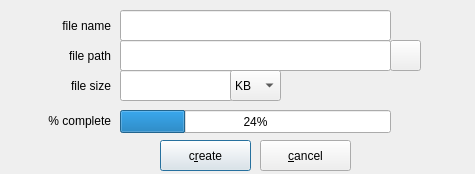
Old version of the form zuluCrypt-gui/createfile.ui in the repository mhogomchungu/zuluCrypt.
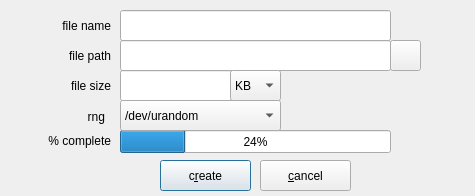
New version of the form.

Commit message: in the encrypted file creation UI, allow a user to select what source device to use for data

```diff
--- a/zuluCrypt-gui/createfile.ui
+++ b/zuluCrypt-gui/createfile.ui
@@ -7,7 +7,7 @@
     <x>0</x>
     <y>0</y>
     <width>475</width>
-    <height>174</height>
+    <height>196</height>
    </rect>
   </property>
   <property name="windowTitle">
@@ -95,7 +95,7 @@
    <property name="geometry">
     <rect>
      <x>120</x>
-     <y>110</y>
+     <y>130</y>
      <width>271</width>
      <height>23</height>
     </rect>
@@ -124,7 +124,7 @@
    <property name="geometry">
     <rect>
      <x>260</x>
-     <y>140</y>
+     <y>160</y>
      <width>91</width>
      <height>31</height>
     </rect>
@@ -143,7 +143,7 @@
    <property name="geometry">
     <rect>
      <x>10</x>
-     <y>110</y>
+     <y>130</y>
      <width>101</width>
      <height>21</height>
     </rect>
@@ -159,7 +159,7 @@
    <property name="geometry">
     <rect>
      <x>160</x>
-     <y>140</y>
+     <y>160</y>
      <width>91</width>
      <height>31</height>
     </rect>
@@ -202,6 +202,47 @@
     </property>
    </item>
   </widget>
+  <widget class="QComboBox" name="comboBoxRNG">
+   <property name="geometry">
+    <rect>
+     <x>120</x>
+     <y>100</y>
+     <width>161</width>
+     <height>31</height>
+    </rect>
+   </property>
+   <item>
+    <property name="text">
+     <string>/dev/urandom</string>
+    </property>
+   </item>
+   <item>
+    <property name="text">
+     <string>/dev/zero</string>
+    </property>
+   </item>
+   <item>
+    <property name="text">
+     <string>/dev/random</string>
+    </property>
+   </item>
+  </widget>
+  <widget class="QLabel" name="label_5">
+   <property name="geometry">
+    <rect>
+     <x>50</x>
+     <y>110</y>
+     <width>55</width>
+     <height>14</height>
+    </rect>
+   </property>
+   <property name="text">
+    <string>rng</string>
+   </property>
+   <property name="alignment">
+    <set>Qt::AlignRight|Qt::AlignTrailing|Qt::AlignVCenter</set>
+   </property>
+  </widget>
  </widget>
  <resources/>
  <connections/>
```
The commit also changes 2 other files.
